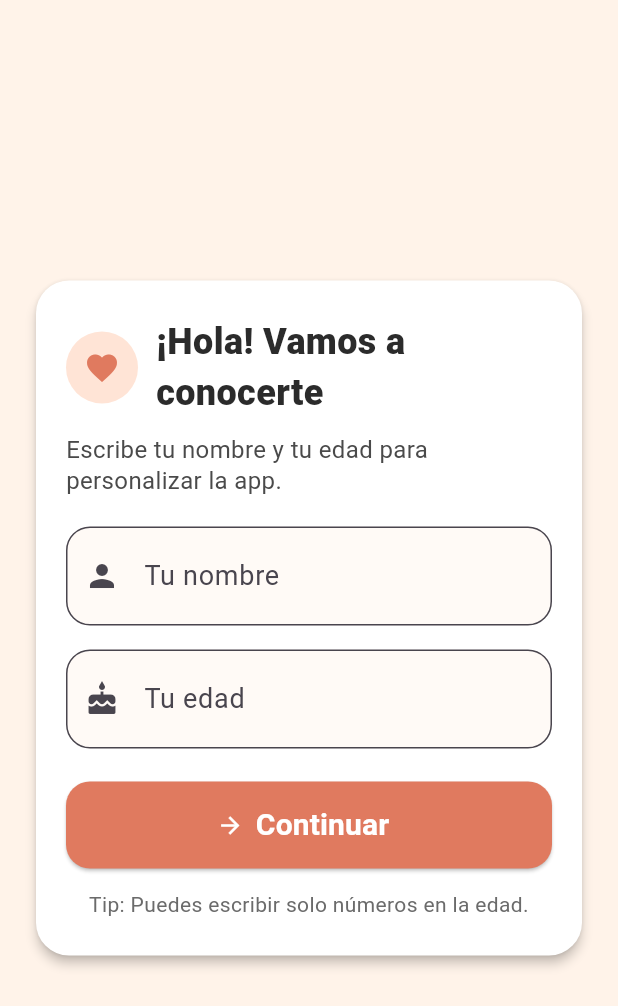
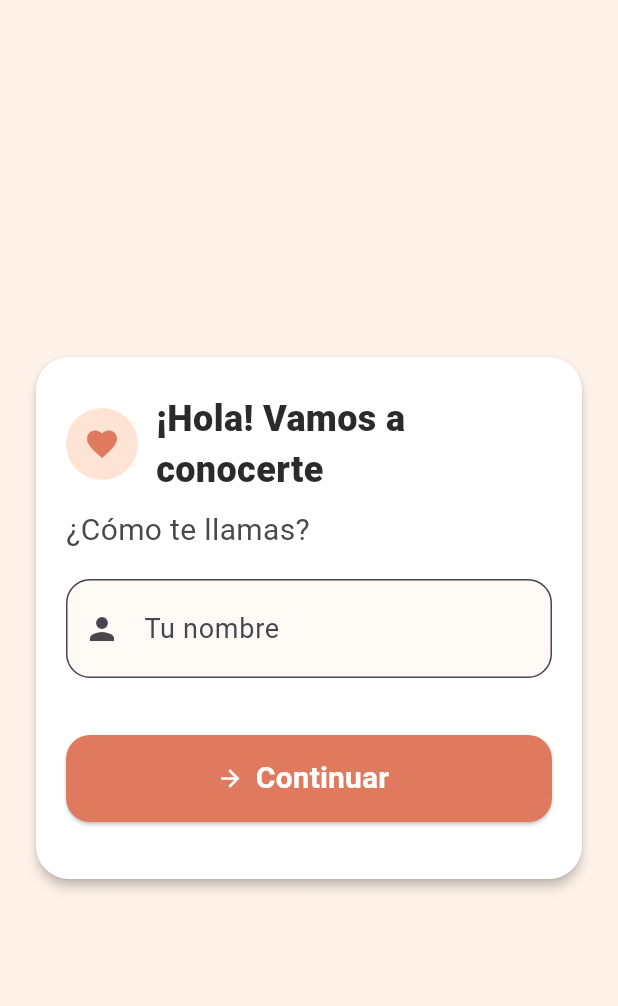
Before and after one commit to prissmarquez/Digitaliza_Un_Abuelo, a Flutter app: the Login screen opened directly, on a phone screen of 412 x 824 dp. Shown: the top 1006 px of the screen. Run offline on Flutter 3.47's test engine with Material 3 defaults, Android fonts, the phone set to English and light mode, and no system bars.

Commit message:
Login modificado

```diff
--- a/lib/pages/Login.dart
+++ b/lib/pages/Login.dart
@@ -89,9 +89,9 @@ class _LoginState extends State<Login> {
                       ),
                       const SizedBox(height: 10),
                       const Text(
-                        "Escribe tu nombre y tu edad para personalizar la app.",
+                        "¿Cómo te llamas?",
                         style: TextStyle(
-                          fontSize: 16,
+                          fontSize: 20,
                           height: 1.3,
                           color: Color(0xFF4A4A4A),
                         ),
@@ -122,30 +122,7 @@ class _LoginState extends State<Login> {
                       ),
                       const SizedBox(height: 16),
 
-                      // Campo Edad
-                      TextField(
-                        controller: _ageCtrl,
-                        keyboardType: TextInputType.number,
-                        textInputAction: TextInputAction.done,
-                        onSubmitted: (_) => _continue(),
-                        style: const TextStyle(fontSize: 20, color: textDark),
-                        decoration: InputDecoration(
-                          labelText: "Tu edad",
-                          hintText: "Ej. 72",
-                          labelStyle: const TextStyle(fontSize: 18),
-                          hintStyle: const TextStyle(fontSize: 18),
-                          prefixIcon: const Icon(Icons.cake),
-                          filled: true,
-                          fillColor: const Color(0xFFFFFAF6),
-                          border: OutlineInputBorder(
-                            borderRadius: BorderRadius.circular(16),
-                          ),
-                          contentPadding: const EdgeInsets.symmetric(
-                            vertical: 18,
-                            horizontal: 14,
-                          ),
-                        ),
-                      ),
+
                       const SizedBox(height: 22),
 
                       // Botón grande (accesible)
@@ -173,15 +150,6 @@ class _LoginState extends State<Login> {
 
                       const SizedBox(height: 14),
 
-                      // Texto pequeño, claro
-                      const Text(
-                        "Tip: Puedes escribir solo números en la edad.",
-                        textAlign: TextAlign.center,
-                        style: TextStyle(
-                          fontSize: 14,
-                          color: Color(0xFF6B6B6B),
-                        ),
-                      ),
                     ],
                   ),
                 ),
```
